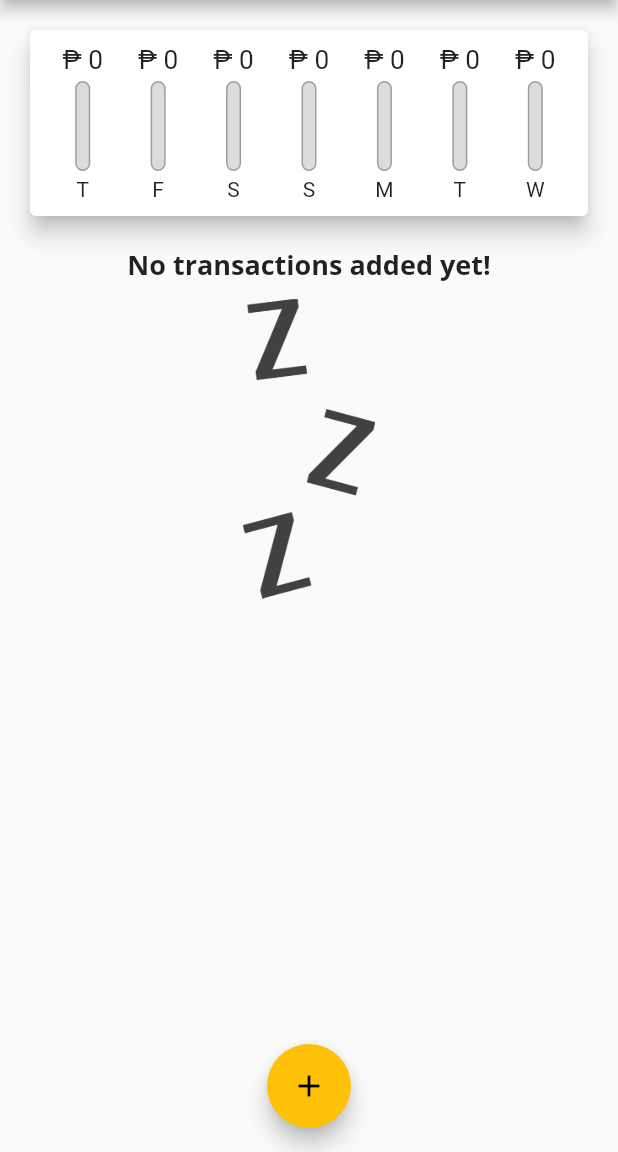
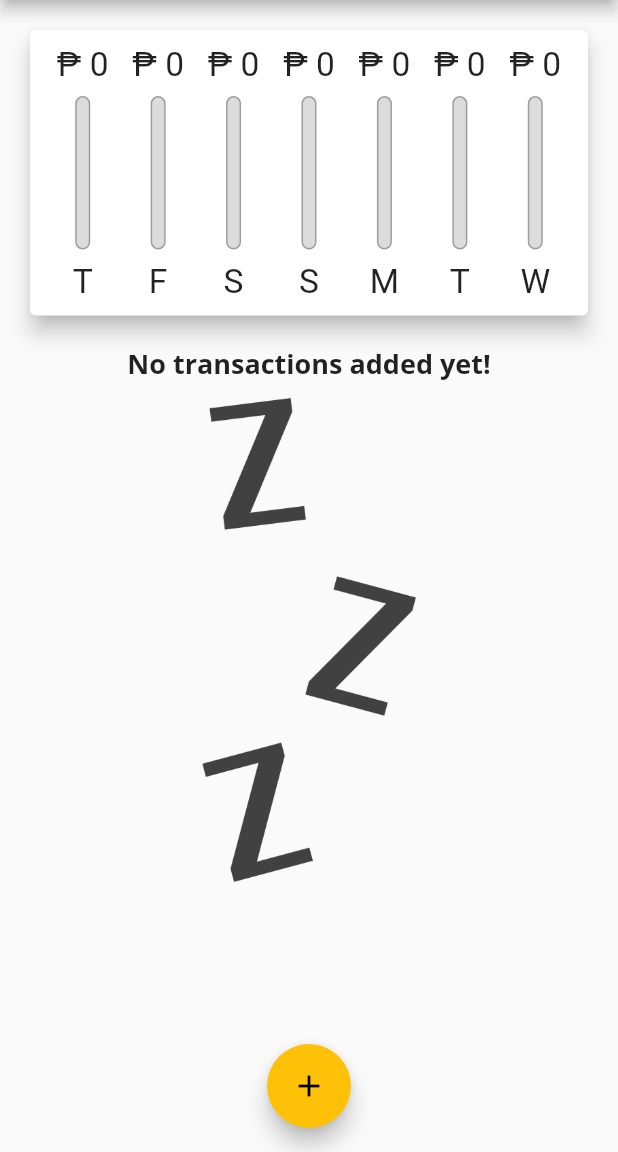
Before and after one commit to raymundcuizon/codePractice-personal-expenses, a Flutter app: the screen it shows after launch, on a phone screen of 412 x 824 dp, the part 84-1236 px from its top. Run offline on Flutter 3.47's test engine with Material 2 defaults, Android fonts, the phone set to English and light mode, and no system bars.

Commit message:
Responsive & Adaptive User Interfaces and Apps (android only)

```diff
--- a/lib/main.dart
+++ b/lib/main.dart
@@ -1,10 +1,18 @@
 import 'package:flutter/material.dart';
+import 'package:flutter/services.dart';
 import './widgets/transaction_list.dart';
 import './widgets/new_transaction.dart';
 import './models/transaction.dart';
 import './widgets/chart.dart';
 
-void main() => runApp(MyApp());
+void main() {
+  // WidgetsFlutterBinding.ensureInitialized();
+  // SystemChrome.setPreferredOrientations([
+  //   DeviceOrientation.portraitUp,
+  //   DeviceOrientation.portraitDown,
+  // ]);
+  runApp(MyApp());
+}
 
 class MyApp extends StatelessWidget {
   // This widget is the root of your application.
@@ -44,6 +52,7 @@
 
 class _MyHomePageState extends State<MyHomePage> {
   final List<Transaction> _userTransactions = [];
+  bool _showChart = false;
 
   List<Transaction> get _recentTransactions {
     return _userTransactions.where((tx) {
@@ -89,8 +98,11 @@
 
   @override
   Widget build(BuildContext context) {
-    return Scaffold(
-      appBar: AppBar(
+    final mediaQuery = MediaQuery.of(context);
+    final isLandscape =
+        MediaQuery.of(context).orientation == Orientation.landscape;
+
+    final appBar = AppBar(
       title: Text('Personal Expenses'),
       actions: [
         IconButton(
@@ -98,13 +110,53 @@
           icon: Icon(Icons.add),
         )
       ],
-      ),
+    );
+
+    final txtListWidgets = Container(
+        height: (mediaQuery.size.height -
+                appBar.preferredSize.height -
+                mediaQuery.padding.top) *
+            0.7,
+        child: TransactionList(_userTransactions, _deleteTransaction));
+    return Scaffold(
+      appBar: appBar,
       body: SingleChildScrollView(
         child: Column(
           crossAxisAlignment: CrossAxisAlignment.stretch,
           children: [
-            Chart(_recentTransactions),
-            TransactionList(_userTransactions, _deleteTransaction),
+            if (isLandscape)
+              Row(
+                mainAxisAlignment: MainAxisAlignment.center,
+                children: [
+                  Text('Show Chart'),
+                  Switch(
+                      value: _showChart,
+                      onChanged: (value) {
+                        setState(() {
+                          _showChart = value;
+                        });
+                      })
+                ],
+              ),
+            if (!isLandscape)
+              Container(
+                height: (mediaQuery.size.height -
+                        appBar.preferredSize.height -
+                        mediaQuery.padding.top) *
+                    0.3,
+                child: Chart(_recentTransactions),
+              ),
+            if (!isLandscape) txtListWidgets,
+            if (isLandscape)
+              _showChart
+                  ? Container(
+                      height: (mediaQuery.size.height -
+                              appBar.preferredSize.height -
+                              mediaQuery.padding.top) *
+                          0.7,
+                      child: Chart(_recentTransactions),
+                    )
+                  : txtListWidgets
           ],
         ),
       ),
--- a/lib/widgets/chart_bar.dart
+++ b/lib/widgets/chart_bar.dart
@@ -9,19 +9,21 @@
 
   @override
   Widget build(BuildContext context) {
+    return LayoutBuilder(
+      builder: (ctx, constraint) {
         return Column(
           children: [
             Container(
-          height: 20,
+              height: constraint.maxHeight * 0.15,
               child: FittedBox(
                 child: Text('₱ ${spendingAmount.toStringAsFixed(0)}'),
               ),
             ),
             SizedBox(
-          height: 4,
+              height: constraint.maxHeight * 0.05,
             ),
             Container(
-          height: 60,
+              height: constraint.maxHeight * 0.6,
               width: 10,
               child: Stack(
                 children: [
@@ -43,10 +45,15 @@
               ),
             ),
             SizedBox(
-          height: 4,
+              height: constraint.maxHeight * 0.05,
             ),
-        Text(label)
+            Container(
+              height: constraint.maxHeight * 0.15,
+              child: FittedBox(child: Text(label)),
+            )
           ],
+        );
+      },
     );
   }
 }
--- a/lib/widgets/new_transaction.dart
+++ b/lib/widgets/new_transaction.dart
@@ -52,10 +52,16 @@
 
   @override
   Widget build(BuildContext context) {
-    return Card(
+    return SingleChildScrollView(
+      child: Card(
         elevation: 5,
         child: Container(
-        padding: EdgeInsets.all(10),
+          padding: EdgeInsets.only(
+            top: 10,
+            left: 10,
+            right: 10,
+            bottom: MediaQuery.of(context).viewInsets.bottom + 10,
+          ),
           child: Column(
             crossAxisAlignment: CrossAxisAlignment.end,
             children: [
@@ -103,6 +109,7 @@
             ],
           ),
         ),
+      ),
     );
   }
 }
--- a/lib/widgets/transaction_list.dart
+++ b/lib/widgets/transaction_list.dart
@@ -9,10 +9,9 @@
 
   @override
   Widget build(BuildContext context) {
-    return Container(
-      height: 400,
-      child: transactions.isEmpty
-          ? Column(
+    return transactions.isEmpty
+        ? LayoutBuilder(builder: (ctx, constrains) {
+            return Column(
               children: [
                 Text(
                   'No transactions added yet!',
@@ -22,13 +21,14 @@
                   height: 10,
                 ),
                 Container(
-                    height: 200,
+                    height: constrains.maxHeight * 0.6,
                     child: Image.asset(
                       'assets/images/waiting.png',
                       fit: BoxFit.cover,
                     )),
               ],
-            )
+            );
+          })
         : ListView.builder(
             itemBuilder: (ctx, index) {
               return Card(
@@ -51,7 +51,14 @@
                   subtitle: Text(
                     DateFormat.yMMMd().format(transactions[index].date),
                   ),
-                    trailing: IconButton(
+                  trailing: MediaQuery.of(context).size.width > 360
+                      ? FlatButton.icon(
+                          onPressed: () => deleteTx(transactions[index].id),
+                          icon: Icon(Icons.delete),
+                          label: Text('Delete'),
+                          textColor: Theme.of(context).errorColor,
+                        )
+                      : IconButton(
                           icon: Icon(Icons.delete),
                           color: Theme.of(context).errorColor,
                           onPressed: () => deleteTx(transactions[index].id),
@@ -60,7 +67,6 @@
               );
             },
             itemCount: transactions.length,
-            ),
           );
   }
 }
```
Lines whose indentation alone changed are shown as unchanged.
